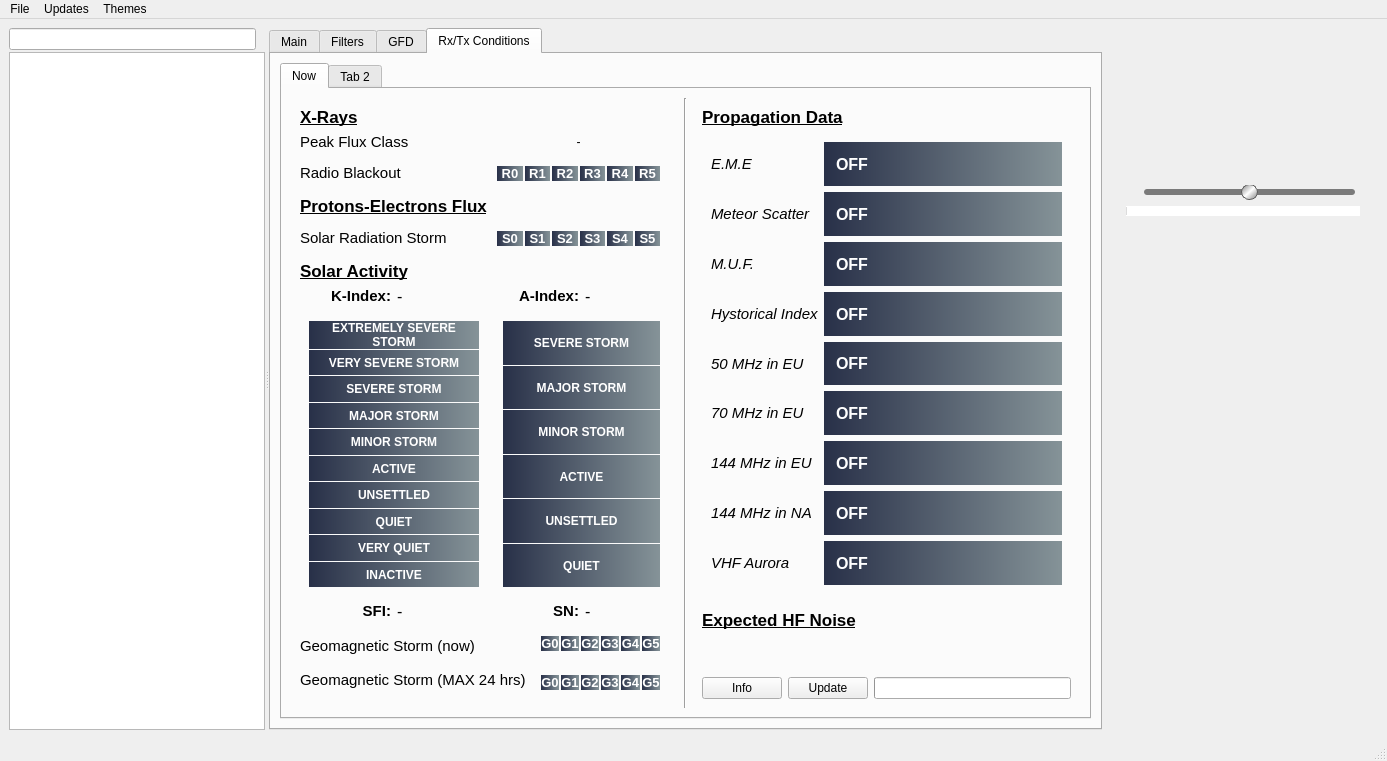
This is artemis.ui in vbrizgamnk/Artemis as Qt 5 draws it before an edit. The edited form follows.
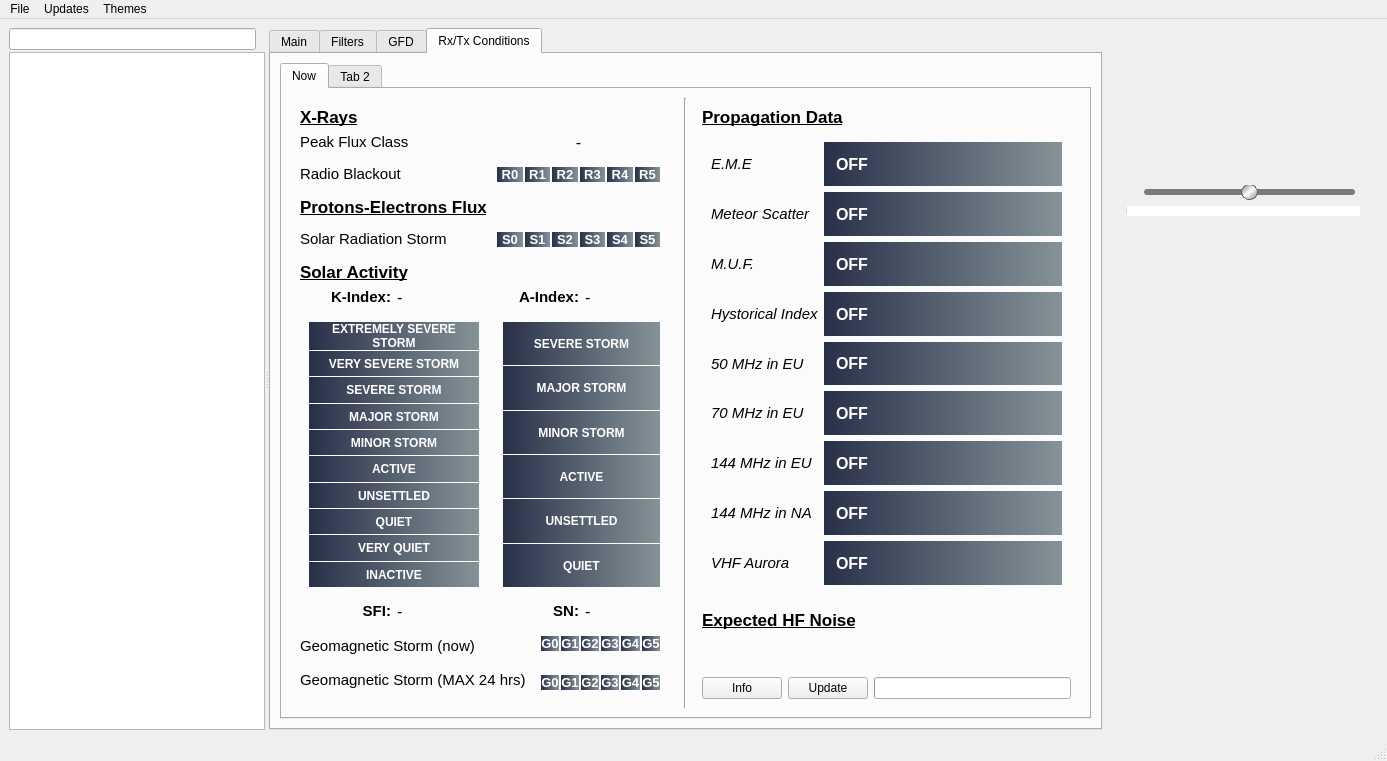
This is the edited form. The open tabs and pages were chosen to show the change. Icons and pictures are not drawn. Custom widgets are drawn as their Qt base class.

Commit message: Fix a label font size

What changed in the file:
```diff
--- a/artemis.ui
+++ b/artemis.ui
@@ -6005,7 +6005,7 @@
                     </property>
                     <property name="font">
                      <font>
-                      <pointsize>9</pointsize>
+                      <pointsize>12</pointsize>
                      </font>
                     </property>
                     <property name="text">
```
